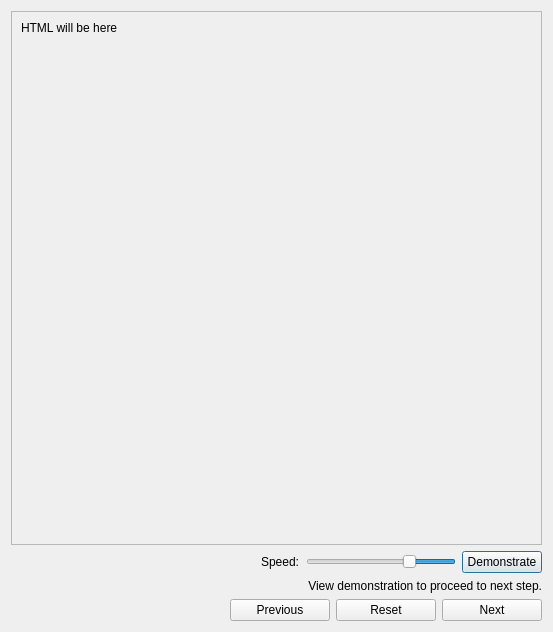
The window that src/gui/TutorialDialog.ui (fwbuilder/fwbuilder) describes before a commit, drawn with Qt 5.
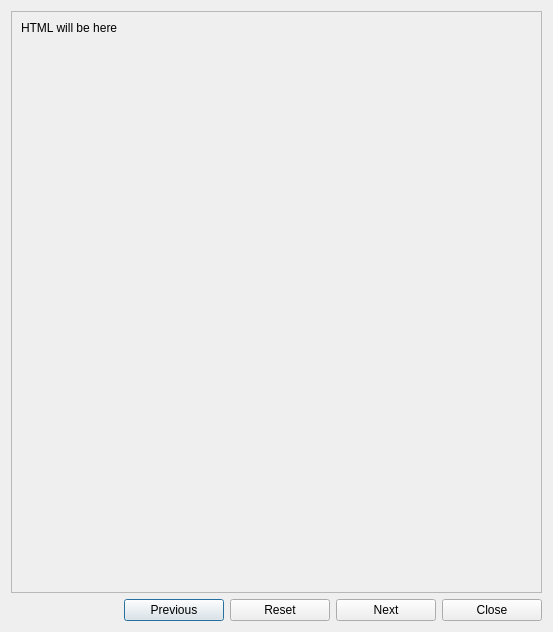
The same window after the commit.

Commit message: Removed tutorial dialog

Diff of the .ui file:
```diff
--- a/src/gui/TutorialDialog.ui
+++ b/src/gui/TutorialDialog.ui
@@ -31,7 +31,7 @@
         <x>0</x>
         <y>0</y>
         <width>136</width>
-        <height>494</height>
+        <height>562</height>
        </rect>
       </property>
       <property name="sizePolicy">
@@ -64,72 +64,6 @@
      </widget>
     </widget>
    </item>
-   <item>
-    <layout class="QHBoxLayout" name="horizontalLayout_2">
-     <item>
-      <spacer name="horizontalSpacer_2">
-       <property name="orientation">
-        <enum>Qt::Horizontal</enum>
-       </property>
-       <property name="sizeHint" stdset="0">
-        <size>
-         <width>40</width>
-         <height>20</height>
-        </size>
-       </property>
-      </spacer>
-     </item>
-     <item>
-      <widget class="QLabel" name="label">
-       <property name="text">
-        <string>Speed:</string>
-       </property>
-      </widget>
-     </item>
-     <item>
-      <widget class="QSlider" name="speed">
-       <property name="maximumSize">
-        <size>
-         <width>150</width>
-         <height>16777215</height>
-        </size>
-       </property>
-       <property name="minimum">
-        <number>30</number>
-       </property>
-       <property name="maximum">
-        <number>100</number>
-       </property>
-       <property name="value">
-        <number>50</number>
-       </property>
-       <property name="orientation">
-        <enum>Qt::Horizontal</enum>
-       </property>
-       <property name="invertedAppearance">
-        <bool>true</bool>
-       </property>
-      </widget>
-     </item>
-     <item>
-      <widget class="QPushButton" name="demonstrate">
-       <property name="text">
-        <string>Demonstrate</string>
-       </property>
-      </widget>
-     </item>
-    </layout>
-   </item>
-   <item>
-    <widget class="QLabel" name="message">
-     <property name="text">
-      <string>View demonstration to proceed to next step.</string>
-     </property>
-     <property name="alignment">
-      <set>Qt::AlignRight|Qt::AlignTrailing|Qt::AlignVCenter</set>
-     </property>
-    </widget>
-   </item>
    <item>
     <layout class="QHBoxLayout" name="horizontalLayout">
      <property name="sizeConstraint">
@@ -205,6 +139,19 @@
        </property>
       </widget>
      </item>
+     <item>
+      <widget class="QPushButton" name="pushButton">
+       <property name="minimumSize">
+        <size>
+         <width>100</width>
+         <height>0</height>
+        </size>
+       </property>
+       <property name="text">
+        <string>Close</string>
+       </property>
+      </widget>
+     </item>
     </layout>
    </item>
   </layout>
```
Left out of the diff: 77 changed lines with no effect on the pictures. The commit also changes 17 other files.
